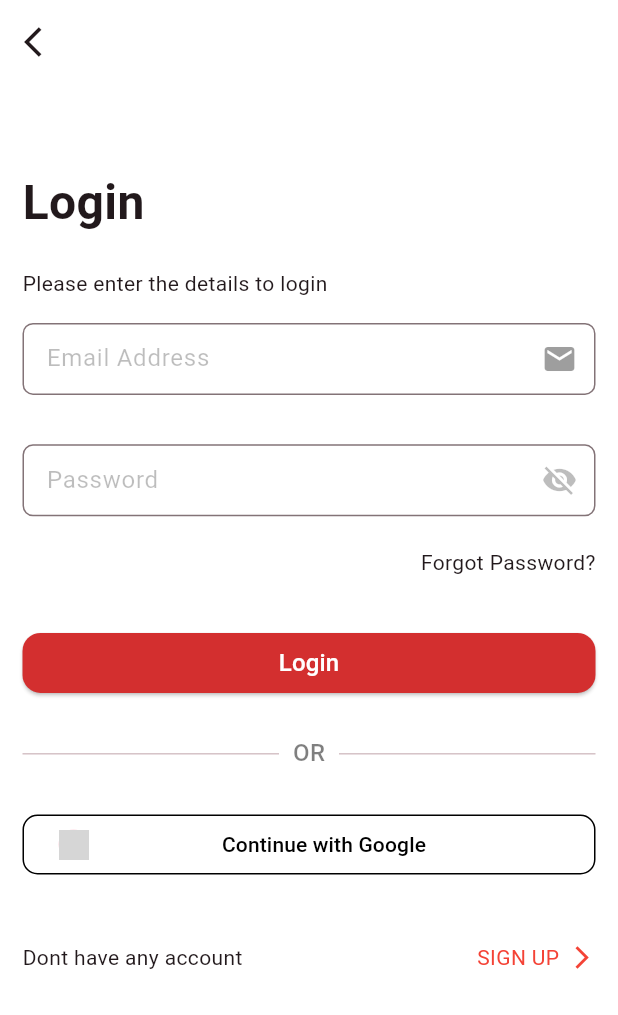
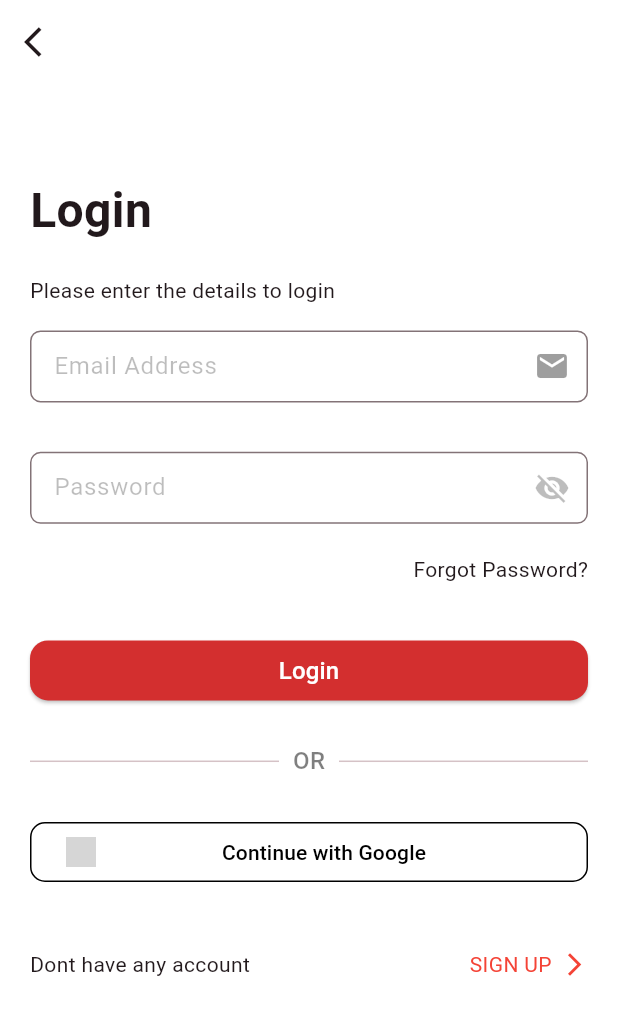
Before and after one commit to sijalneupane/flutter_app_1, a Flutter app: the screen it shows after launch, on a phone screen of 412 x 824 dp. Shown: the top 1015 px of the screen. Run offline on Flutter 3.47's test engine with Material 3 defaults, Android fonts, the phone set to English and light mode, and no system bars; our stand-ins replace font_awesome_flutter, google_fonts, readmore; network calls fail; grey boxes are pictures that could not be loaded.

```diff
--- a/lib/login1.dart
+++ b/lib/login1.dart
@@ -14,7 +14,7 @@ class Login1 extends StatelessWidget {
       ),
       body: SingleChildScrollView(
         child: Padding(
-          padding: const EdgeInsets.all(15.0),
+          padding: const EdgeInsets.all(20.0),
           child: Column(
             crossAxisAlignment: CrossAxisAlignment.start,
             children: [
```
